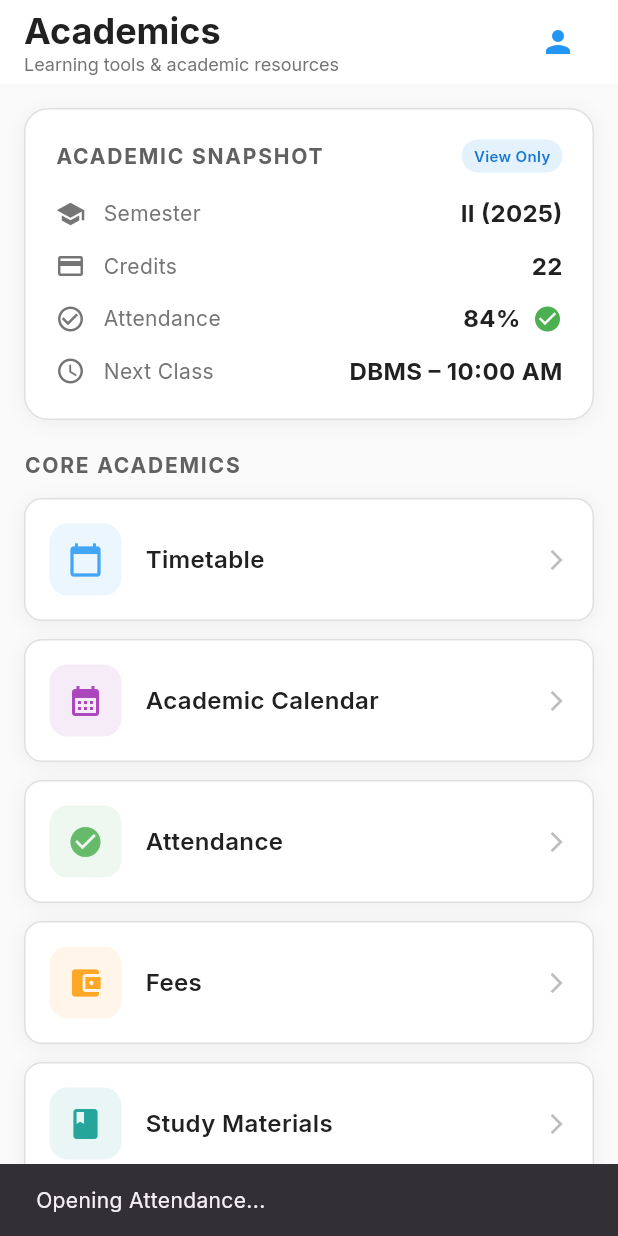
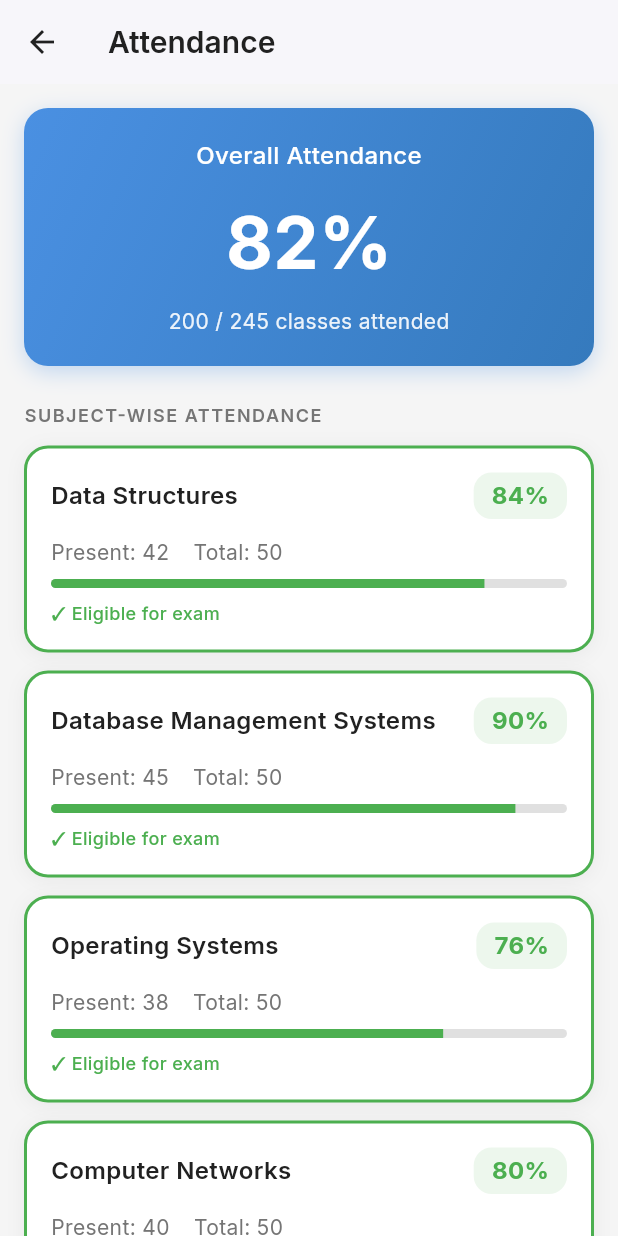
Before and after one commit to MarkJr24/Studux-ai-, a Flutter app: the StudentAcademicsScreen screen opened directly, after a tap on "Attendance", on a phone screen of 412 x 824 dp. Run offline on Flutter 3.47's test engine with Material 3 defaults, Android fonts, the light colour scheme and no system bars; our stand-ins replace flutter_animate, fluttertoast, google_fonts, lottie; network calls fail.

Commit message:
Enhance Student Academics Screen by adding navigation to new academic features including Timetable, Academic Calendar, Attendance, Fees, Study Materials, Study Chatbot, Events, and Request Event. Removed Snackbar notifications for a more streamlined user experience.

```diff
--- /dev/null
+++ b/lib/presentation/screens/student/attendance_screen.dart
@@ -0,0 +1,300 @@
+import 'package:flutter/material.dart';
+import 'package:google_fonts/google_fonts.dart';
+
+class AttendanceScreen extends StatelessWidget {
+  const AttendanceScreen({super.key});
+
+  final List<Map<String, dynamic>> subjects = const [
+    {'name': 'Data Structures', 'present': 42, 'total': 50, 'percentage': 84},
+    {
+      'name': 'Database Management Systems',
+      'present': 45,
+      'total': 50,
+      'percentage': 90
+    },
+    {
+      'name': 'Operating Systems',
+      'present': 38,
+      'total': 50,
+      'percentage': 76
+    },
+    {
+      'name': 'Computer Networks',
+      'present': 40,
+      'total': 50,
+      'percentage': 80
+    },
+    {'name': 'AI & Machine Learning', 'present': 35, 'total': 45, 'percentage': 78},
+  ];
+
+  @override
+  Widget build(BuildContext context) {
+    final totalPresent = subjects.fold<int>(0, (sum, s) => sum + (s['present'] as int));
+    final totalClasses = subjects.fold<int>(0, (sum, s) => sum + (s['total'] as int));
+    final overallPercentage = ((totalPresent / totalClasses) * 100).round();
+
+    return Scaffold(
+      backgroundColor: const Color(0xFFF5F5F5),
+      appBar: AppBar(
+        leading: IconButton(
+          icon: const Icon(Icons.arrow_back, color: Color(0xFF212121)),
+          onPressed: () => Navigator.pop(context),
+        ),
+        title: Text(
+          'Attendance',
+          style: GoogleFonts.inter(
+            fontSize: 20,
+            fontWeight: FontWeight.w600,
+            color: const Color(0xFF212121),
+          ),
+        ),
+        backgroundColor: Colors.white,
+        elevation: 1,
+      ),
+      body: ListView(
+        padding: const EdgeInsets.all(16),
+        children: [
+          // Overall attendance card
+          Container(
+            padding: const EdgeInsets.all(20),
+            decoration: BoxDecoration(
+              gradient: const LinearGradient(
+                colors: [Color(0xFF4A90E2), Color(0xFF357ABD)],
+                begin: Alignment.topLeft,
+                end: Alignment.bottomRight,
+              ),
+              borderRadius: BorderRadius.circular(16),
+              boxShadow: [
+                BoxShadow(
+                  color: const Color(0xFF4A90E2).withOpacity(0.3),
+                  blurRadius: 12,
+                  offset: const Offset(0, 4),
+                ),
+              ],
+            ),
+            child: Column(
+              children: [
+                Text(
+                  'Overall Attendance',
+                  style: GoogleFonts.inter(
+                    color: Colors.white,
+                    fontSize: 16,
+                    fontWeight: FontWeight.w500,
+                  ),
+                ),
+                const SizedBox(height: 12),
+                Text(
+                  '$overallPercentage%',
+                  style: GoogleFonts.inter(
+                    color: Colors.white,
+                    fontSize: 48,
+                    fontWeight: FontWeight.bold,
+                  ),
+                ),
+                const SizedBox(height: 8),
+                Text(
+                  '$totalPresent / $totalClasses classes attended',
+                  style: GoogleFonts.inter(
+                    color: Colors.white.withOpacity(0.9),
+                    fontSize: 14,
+                  ),
+                ),
+              ],
+            ),
+          ),
+          const SizedBox(height: 24),
+
+          Text(
+            'SUBJECT-WISE ATTENDANCE',
+            style: GoogleFonts.inter(
+              fontSize: 12,
+              fontWeight: FontWeight.w600,
+              color: const Color(0xFF757575),
+              letterSpacing: 1,
+            ),
+          ),
+          const SizedBox(height: 12),
+
+          ...subjects.map((subject) => _buildSubjectCard(context, subject)),
+        ],
+      ),
+    );
+  }
+
+  Widget _buildSubjectCard(BuildContext context, Map<String, dynamic> subject) {
+    bool isEligible = subject['percentage'] >= 75;
+
+    return GestureDetector(
+      onTap: () {
+        showModalBottomSheet(
+          context: context,
+          shape: const RoundedRectangleBorder(
+            borderRadius: BorderRadius.vertical(top: Radius.circular(20)),
+          ),
+          builder: (context) => _buildAttendanceDetails(subject),
+        );
+      },
+      child: Container(
+        margin: const EdgeInsets.only(bottom: 12),
+        padding: const EdgeInsets.all(16),
+        decoration: BoxDecoration(
+          color: Colors.white,
+          borderRadius: BorderRadius.circular(16),
+          border: Border.all(
+            color:
+                isEligible ? const Color(0xFF4CAF50) : const Color(0xFFFF5252),
+            width: 2,
+          ),
+          boxShadow: [
+            BoxShadow(
+              color: Colors.black.withOpacity(0.05),
+              blurRadius: 10,
+              offset: const Offset(0, 2),
+            ),
+          ],
+        ),
+        child: Column(
+          crossAxisAlignment: CrossAxisAlignment.start,
+          children: [
+            Row(
+              mainAxisAlignment: MainAxisAlignment.spaceBetween,
+              children: [
+                Expanded(
+                  child: Text(
+                    subject['name'],
+                    style: GoogleFonts.inter(
+                      fontSize: 16,
+                      fontWeight: FontWeight.w600,
+                      color: const Color(0xFF212121),
+                    ),
+                  ),
+                ),
+                Container(
+                  padding:
+                      const EdgeInsets.symmetric(horizontal: 12, vertical: 4),
+                  decoration: BoxDecoration(
+                    color: isEligible
+                        ? const Color(0xFF4CAF50).withOpacity(0.1)
+                        : const Color(0xFFFF5252).withOpacity(0.1),
+                    borderRadius: BorderRadius.circular(12),
+                  ),
+                  child: Text(
+                    '${subject['percentage']}%',
+                    style: GoogleFonts.inter(
+                      fontSize: 16,
+                      fontWeight: FontWeight.bold,
+                      color: isEligible
+                          ? const Color(0xFF4CAF50)
+                          : const Color(0xFFFF5252),
+                    ),
+                  ),
+                ),
+              ],
+            ),
+            const SizedBox(height: 12),
+            Row(
+              children: [
+                Text(
+                  'Present: ${subject['present']}',
+                  style: GoogleFonts.inter(
+                      fontSize: 14, color: const Color(0xFF757575)),
+                ),
+                const SizedBox(width: 16),
+                Text(
+                  'Total: ${subject['total']}',
+                  style: GoogleFonts.inter(
+                      fontSize: 14, color: const Color(0xFF757575)),
+                ),
+              ],
+            ),
+            const SizedBox(height: 8),
+            ClipRRect(
+              borderRadius: BorderRadius.circular(3),
+              child: LinearProgressIndicator(
+                value: subject['percentage'] / 100,
+                backgroundColor: const Color(0xFFE0E0E0),
+                valueColor: AlwaysStoppedAnimation<Color>(
+                  isEligible ? const Color(0xFF4CAF50) : const Color(0xFFFF5252),
+                ),
+                minHeight: 6,
+              ),
+            ),
+            const SizedBox(height: 8),
+            Text(
+              isEligible
+                  ? '✓ Eligible for exam'
+                  : '⚠️ Below minimum (75%)',
+              style: GoogleFonts.inter(
+                fontSize: 12,
+                color: isEligible
+                    ? const Color(0xFF4CAF50)
+                    : const Color(0xFFFF5252),
+                fontWeight: FontWeight.w500,
+              ),
+            ),
+          ],
+        ),
+      ),
+    );
+  }
+
+  Widget _buildAttendanceDetails(Map<String, dynamic> subject) {
+    final absent = subject['total'] - subject['present'];
+
+    return Container(
+      padding: const EdgeInsets.all(24),
+      child: Column(
+        mainAxisSize: MainAxisSize.min,
+        crossAxisAlignment: CrossAxisAlignment.start,
+        children: [
+          Text(
+            subject['name'],
+            style: GoogleFonts.inter(
+              fontSize: 20,
+              fontWeight: FontWeight.bold,
+              color: const Color(0xFF212121),
+            ),
+          ),
+          const SizedBox(height: 16),
+          _buildDetailRow('Classes Attended', '${subject['present']}'),
+          _buildDetailRow('Total Classes', '${subject['total']}'),
+          _buildDetailRow('Absent', '$absent'),
+          _buildDetailRow('Percentage', '${subject['percentage']}%'),
+          const SizedBox(height: 16),
+          Text(
+            'Note: Minimum 75% attendance required for exam eligibility',
+            style: GoogleFonts.inter(
+              fontSize: 12,
+              color: const Color(0xFF757575),
+              fontStyle: FontStyle.italic,
+            ),
+          ),
+        ],
+      ),
+    );
+  }
+
+  Widget _buildDetailRow(String label, String value) {
+    return Padding(
+      padding: const EdgeInsets.only(bottom: 12),
+      child: Row(
+        mainAxisAlignment: MainAxisAlignment.spaceBetween,
+        children: [
+          Text(
+            label,
+            style: GoogleFonts.inter(
+                fontSize: 14, color: const Color(0xFF757575)),
+          ),
+          Text(
+            value,
+            style: GoogleFonts.inter(
+              fontSize: 14,
+              fontWeight: FontWeight.w600,
+              color: const Color(0xFF212121),
+            ),
+          ),
+        ],
+      ),
+    );
+  }
+}
--- a/lib/presentation/screens/student/student_academics_screen.dart
+++ b/lib/presentation/screens/student/student_academics_screen.dart
@@ -1,10 +1,15 @@
 import 'package:flutter/material.dart';
 import 'package:google_fonts/google_fonts.dart';
 import '../../../config/theme.dart';
-import 'student_home_screen.dart';
-import 'student_exams_screen.dart';
-import 'student_alerts_screen.dart';
 import 'student_profile_screen.dart';
+import 'timetable_screen.dart';
+import 'academic_calendar_screen.dart';
+import 'attendance_screen.dart';
+import 'fees_screen.dart';
+import 'study_materials_screen.dart';
+import 'study_chatbot_screen.dart';
+import 'events_screen.dart';
+import 'request_event_screen.dart';
 
 class StudentAcademicsScreen extends StatefulWidget {
   const StudentAcademicsScreen({super.key});
@@ -220,32 +225,37 @@ class _StudentAcademicsScreenState extends State<StudentAcademicsScreen> {
         ),
         const SizedBox(height: 12),
         _buildAcademicCard('Timetable', Icons.calendar_today, const Color(0xFF42A5F5), () { // Brighter blue
-          ScaffoldMessenger.of(context).showSnackBar(
-            const SnackBar(content: Text('Opening Timetable...')),
+          Navigator.push(
+            context,
+            MaterialPageRoute(builder: (context) => const TimetableScreen()),
           );
         }),
         const SizedBox(height: 12),
         _buildAcademicCard('Academic Calendar', Icons.calendar_month, const Color(0xFFAB47BC), () { // Brighter purple
-          ScaffoldMessenger.of(context).showSnackBar(
-            const SnackBar(content: Text('Opening Academic Calendar...')),
+          Navigator.push(
+            context,
+            MaterialPageRoute(builder: (context) => const AcademicCalendarScreen()),
           );
         }),
         const SizedBox(height: 12),
         _buildAcademicCard('Attendance', Icons.check_circle, const Color(0xFF66BB6A), () { // Brighter green
-          ScaffoldMessenger.of(context).showSnackBar(
-            const SnackBar(content: Text('Opening Attendance...')),
+          Navigator.push(
+            context,
+            MaterialPageRoute(builder: (context) => const AttendanceScreen()),
           );
         }),
         const SizedBox(height: 12),
         _buildAcademicCard('Fees', Icons.account_balance_wallet, const Color(0xFFFFA726), () { // Brighter orange
-          ScaffoldMessenger.of(context).showSnackBar(
-            const SnackBar(content: Text('Opening Fees...')),
+          Navigator.push(
+            context,
+            MaterialPageRoute(builder: (context) => const FeesScreen()),
           );
         }),
         const SizedBox(height: 12),
         _buildAcademicCard('Study Materials', Icons.book, const Color(0xFF26A69A), () { // Brighter teal
-          ScaffoldMessenger.of(context).showSnackBar(
-            const SnackBar(content: Text('Opening Study Materials...')),
+          Navigator.push(
+            context,
+            MaterialPageRoute(builder: (context) => const StudyMaterialsScreen()),
           );
         }),
       ],
@@ -267,8 +277,9 @@ class _StudentAcademicsScreenState extends State<StudentAcademicsScreen> {
         ),
         const SizedBox(height: 12),
         _buildAcademicCard('Study Chatbot (AI)', Icons.chat, Colors.indigo, () {
-          ScaffoldMessenger.of(context).showSnackBar(
-            const SnackBar(content: Text('Opening Study Chatbot...')),
+          Navigator.push(
+            context,
+            MaterialPageRoute(builder: (context) => const StudyChatbotScreen()),
           );
         }),
       ],
@@ -290,14 +301,16 @@ class _StudentAcademicsScreenState extends State<StudentAcademicsScreen> {
         ),
         const SizedBox(height: 12),
         _buildAcademicCard('View Events', Icons.celebration, Colors.pink, () {
-          ScaffoldMessenger.of(context).showSnackBar(
-            const SnackBar(content: Text('Opening Events...')),
+          Navigator.push(
+            context,
+            MaterialPageRoute(builder: (context) => const EventsScreen()),
           );
         }),
         const SizedBox(height: 12),
         _buildAcademicCard('Request Event', Icons.add_circle, Colors.deepPurple, () {
-          ScaffoldMessenger.of(context).showSnackBar(
-            const SnackBar(content: Text('Opening Request Event...')),
+          Navigator.push(
+            context,
+            MaterialPageRoute(builder: (context) => const RequestEventScreen()),
           );
         }),
       ],
```
Also changed, not shown: lib/presentation/screens/student/timetable_screen.dart (added, +258 -0 lines).
